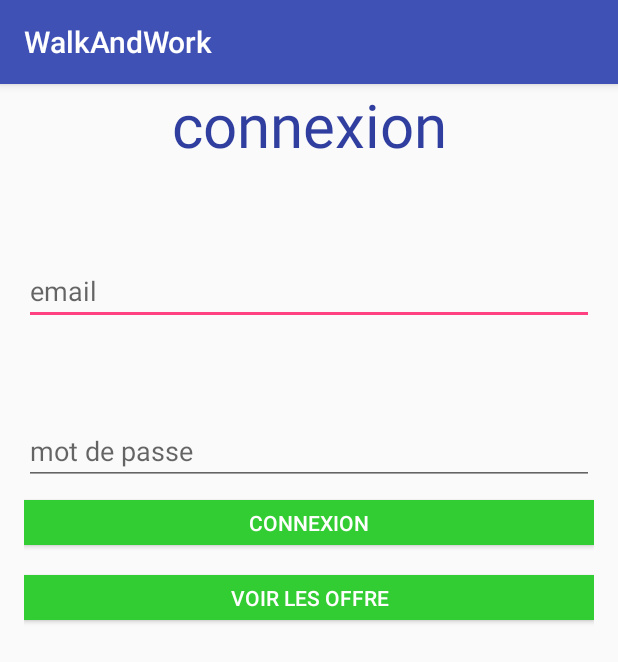
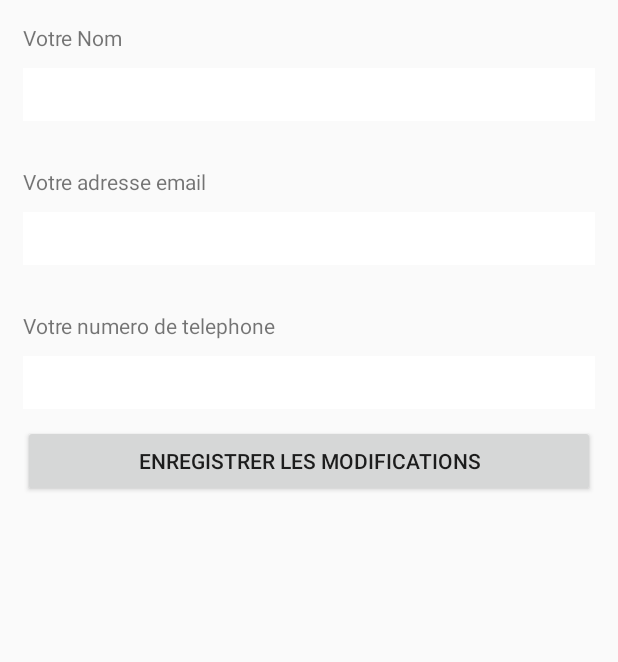
Before and after one commit to raphaeldepain/WalkAndWork, an Android app: the screen it shows after launch (Connexion before the commit, InscriptionActivity after it), on a phone screen of 412 x 824 dp. Shown: the top 662 px of the screen. Run offline under Robolectric (Android 15) with nearby library versions, the phone set to English and light mode, and no system bars.

Commit message:
Connexion Base de données

```diff
--- /dev/null
+++ b/app/src/main/java/miage/parisnanterre/fr/walkandwork/InscriptionActivity.java
@@ -0,0 +1,85 @@
+package miage.parisnanterre.fr.walkandwork;
+
+import android.annotation.TargetApi;
+import android.os.AsyncTask;
+import android.os.Build;
+import android.os.Bundle;
+import android.support.annotation.RequiresApi;
+import android.support.design.widget.FloatingActionButton;
+import android.support.design.widget.Snackbar;
+import android.support.v7.app.AppCompatActivity;
+import android.support.v7.widget.Toolbar;
+import android.util.Log;
+import android.view.View;
+import android.widget.Button;
+import android.widget.EditText;
+import android.widget.Toast;
+
+import java.io.IOException;
+
+public class InscriptionActivity extends AppCompatActivity {
+
+    private EditText nom, email, phone;
+    private Button bouton;
+
+    @Override
+    protected void onCreate(Bundle savedInstanceState) {
+        super.onCreate(savedInstanceState);
+        setContentView(R.layout.activity_inscription);
+
+        // recuperation des elements venant de la vue
+
+        nom = (EditText)findViewById(R.id.nom); email = (EditText)findViewById(R.id.email);
+
+        phone = (EditText)findViewById(R.id.phone); bouton = (Button)findViewById(R.id.bouton);
+
+        // creation du listener sur l'objet bouton
+
+        bouton.setOnClickListener(new View.OnClickListener() {
+            @RequiresApi(api = Build.VERSION_CODES.KITKAT)
+            @Override
+            public void onClick(View view) {
+
+                // l'operation de communication doit se faire en arriere plan d'ou l'utilisation de l'asynctask
+
+                new AddUser().execute("create",nom.getText().toString(),email.getText().toString(),phone.getText().toString());
+
+            }
+        });
+    }
+
+    // Asynctask destine a l'operation d'arriere plan
+
+    private class AddUser extends AsyncTask<String, Void, String> {
+        @TargetApi(Build.VERSION_CODES.KITKAT)
+        @Override
+        protected String doInBackground(String... args) {
+
+            HttpQuery httpQuery = new HttpQuery();
+
+            try {
+                return httpQuery.Create(args[0],args[1],args[2],args[3]);
+            } catch (IOException e) {
+                e.printStackTrace();
+                return null;
+            }
+        }
+        // onPostExecute displays the results of the AsyncTask.
+        @Override
+        protected void onPostExecute(String result) {
+
+            if(result != null) Log.e("ERROR",result);
+
+            Toast.makeText(getApplicationContext(),"operation reussie "+result,Toast.LENGTH_LONG).show();
+        }
+
+        @Override
+        protected void onPreExecute() {
+
+            // Things to be done before execution of long running operation. For
+            // example showing ProgessDialog
+
+        }
+    }
+
+}
--- /dev/null
+++ b/app/src/main/res/layout/activity_inscription.xml
@@ -0,0 +1,77 @@
+<?xml version="1.0" encoding="utf-8"?>
+    <LinearLayout xmlns:android="http://schemas.android.com/apk/res/android"
+        xmlns:app="http://schemas.android.com/apk/res-auto"
+        xmlns:tools="http://schemas.android.com/tools"
+        android:layout_width="match_parent"
+        android:layout_height="match_parent"
+        android:orientation="vertical"
+        android:padding="10dp"
+        tools:context=".InscriptionActivity">
+
+        <TextView
+            android:layout_width="wrap_content"
+            android:layout_height="wrap_content"
+            android:text="Votre Nom"
+            app:layout_constraintBottom_toBottomOf="parent"
+            app:layout_constraintLeft_toLeftOf="parent"
+            app:layout_constraintRight_toRightOf="parent"
+            android:padding="5dp"
+            app:layout_constraintTop_toTopOf="parent" />
+
+        <EditText
+            android:layout_width="match_parent"
+            android:background="#FFFFFF"
+            android:padding="5dp"
+            android:id="@+id/nom"
+            android:layout_margin="5dp"
+            android:layout_height="35dp" />
+
+        <TextView
+            android:layout_width="wrap_content"
+            android:layout_height="wrap_content"
+            android:text="Votre adresse email"
+            android:layout_marginTop="20dp"
+            app:layout_constraintBottom_toBottomOf="parent"
+            app:layout_constraintLeft_toLeftOf="parent"
+            android:padding="5dp"
+            app:layout_constraintRight_toRightOf="parent"
+            app:layout_constraintTop_toTopOf="parent" />
+
+        <EditText
+            android:layout_width="match_parent"
+            android:background="#FFFFFF"
+            android:padding="5dp"
+            android:id="@+id/email"
+            android:layout_margin="5dp"
+            android:layout_height="35dp" />
+
+        <TextView
+            android:layout_width="wrap_content"
+            android:layout_height="wrap_content"
+            android:layout_marginTop="20dp"
+            android:padding="5dp"
+            android:text="Votre numero de telephone"
+            app:layout_constraintBottom_toBottomOf="parent"
+            app:layout_constraintLeft_toLeftOf="parent"
+            app:layout_constraintRight_toRightOf="parent"
+            app:layout_constraintTop_toTopOf="parent" />
+
+        <EditText
+            android:layout_width="match_parent"
+            android:background="#FFFFFF"
+            android:padding="5dp"
+            android:inputType="phone"
+            android:id="@+id/phone"
+            android:layout_margin="5dp"
+            android:layout_height="35dp" />
+
+        <Button
+            android:layout_width="match_parent"
+            android:padding="10dp"
+            android:layout_margin="5dp"
+            android:id="@+id/bouton"
+            android:text="ENREGISTRER LES MODIFICATIONS"
+            android:layout_height="wrap_content" />
+
+
+    </LinearLayout>
--- /dev/null
+++ b/app/src/main/res/values/dimens.xml
@@ -0,0 +1,3 @@
+<resources>
+    <dimen name="fab_margin">16dp</dimen>
+</resources>
--- a/app/src/main/res/values/strings.xml
+++ b/app/src/main/res/values/strings.xml
@@ -1,3 +1,4 @@
 <resources>
     <string name="app_name">WalkAndWork</string>
+    <string name="title_activity_inscription">InscriptionActivity</string>
 </resources>
--- a/app/src/main/res/values/styles.xml
+++ b/app/src/main/res/values/styles.xml
@@ -8,4 +8,13 @@
         <item name="colorAccent">@color/colorAccent</item>
     </style>
 
+    <style name="AppTheme.NoActionBar">
+        <item name="windowActionBar">false</item>
+        <item name="windowNoTitle">true</item>
+    </style>
+
+    <style name="AppTheme.AppBarOverlay" parent="ThemeOverlay.AppCompat.Dark.ActionBar" />
+
+    <style name="AppTheme.PopupOverlay" parent="ThemeOverlay.AppCompat.Light" />
+
 </resources>
```
Also changed, not shown: app/build.gradle (+5 -6 lines), app/src/main/AndroidManifest.xml (+7 -4 lines), app/src/main/java/miage/parisnanterre/fr/walkandwork/Connexion.java (+18 -8 lines), app/src/main/java/miage/parisnanterre/fr/walkandwork/HttpQuery.java (added, +44 -0 lines), app/src/main/res/layout/content_inscription.xml (added, +11 -0 lines).
